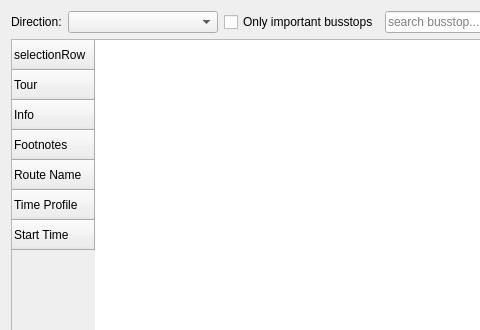
First picture: the form in Widgets/WdgSchedule.ui, repository ma7t3/ScheduleMaster, before the edit; both pictures show x 0 to 480 and y 0 to 330 of the 1057 by 570 pixel window.
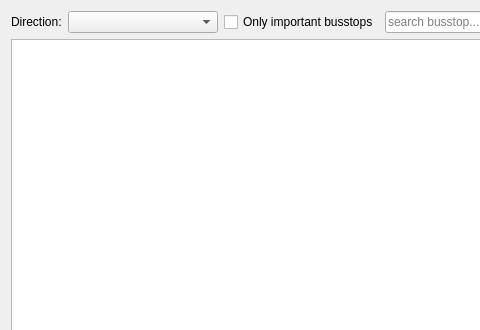
Second picture: the form after the edit. Custom widgets are drawn as their Qt base class.

Commit message: implemented DataModels in WdgSchedule

Diff of the .ui file:
```diff
--- a/Widgets/WdgSchedule.ui
+++ b/Widgets/WdgSchedule.ui
@@ -89,41 +89,12 @@
      <attribute name="horizontalHeaderVisible">
       <bool>false</bool>
      </attribute>
-     <row>
-      <property name="text">
-       <string>selectionRow</string>
-      </property>
-     </row>
-     <row>
-      <property name="text">
-       <string>Tour</string>
-      </property>
-     </row>
-     <row>
-      <property name="text">
-       <string>Info</string>
-      </property>
-     </row>
-     <row>
-      <property name="text">
-       <string>Footnotes</string>
-      </property>
-     </row>
-     <row>
-      <property name="text">
-       <string>Route Name</string>
-      </property>
-     </row>
-     <row>
-      <property name="text">
-       <string>Time Profile</string>
-      </property>
-     </row>
-     <row>
-      <property name="text">
-       <string>Start Time</string>
-      </property>
-     </row>
+     <attribute name="horizontalHeaderDefaultSectionSize">
+      <number>39</number>
+     </attribute>
+     <attribute name="verticalHeaderHighlightSections">
+      <bool>false</bool>
+     </attribute>
     </widget>
    </item>
   </layout>
@@ -131,8 +102,8 @@
  <customwidgets>
   <customwidget>
    <class>WdgScheduleTable</class>
-   <extends>QTableWidget</extends>
-   <header>widgets\wdgscheduletable.h</header>
+   <extends>QTableView</extends>
+   <header>Widgets/WdgScheduleTable.h</header>
   </customwidget>
  </customwidgets>
  <resources/>
```
The commit also changes 20 other files.
